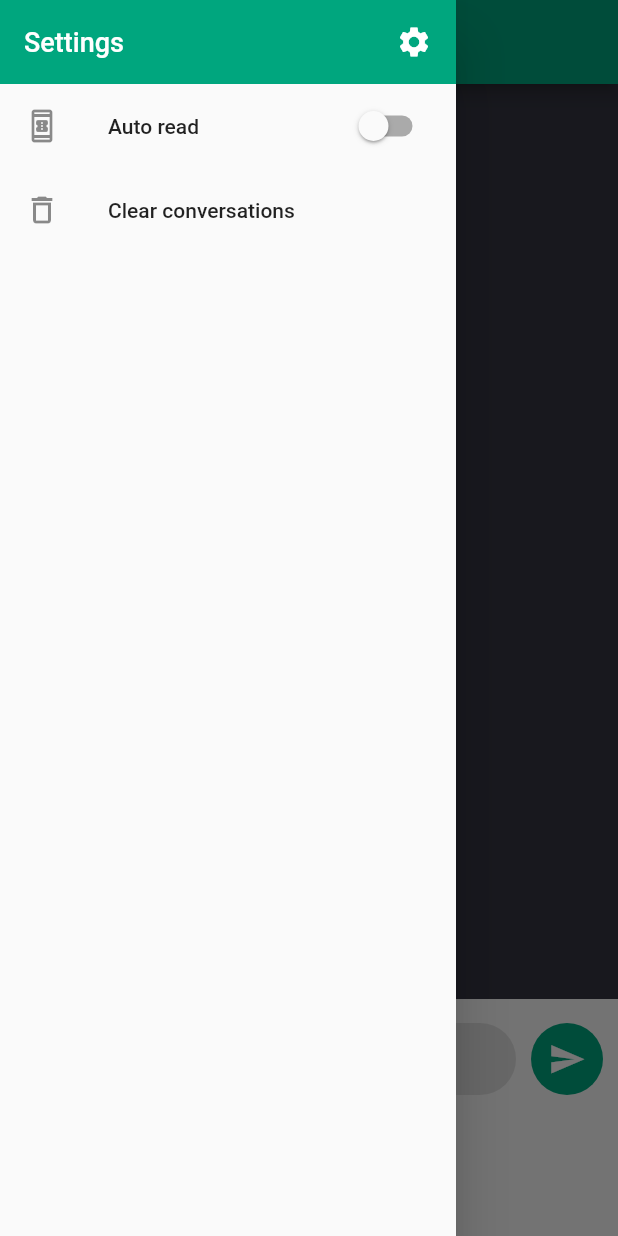
After one commit to leminhduc106/ChatGPT_App---HCMUS, a Flutter app: the screen it shows after launch, with the side drawer open, on a phone screen of 412 x 824 dp. The commit adds this screen. Run offline on Flutter 3.47's test engine with Material 2 defaults, Android fonts, the phone set to English and light mode, and no system bars; drawn by our look-alikes of avatar_glow; our stand-ins replace bloc, equatable, flutter_bloc, flutter_tts, speech_to_text.

Commit message:
Feat: add auto read setting function

```diff
--- /dev/null
+++ b/chatgpt_app/lib/cubit/setting/setting_cubit.dart
@@ -0,0 +1,11 @@
+import 'package:bloc/bloc.dart';
+
+part 'setting_state.dart';
+
+class SettingCubit extends Cubit<SettingState> {
+  SettingCubit() : super(SettingState(isAutoRead: false));
+
+  void toggleAutoRead() {
+    emit(SettingState(isAutoRead: !state.isAutoRead));
+  }
+}
--- /dev/null
+++ b/chatgpt_app/lib/cubit/setting/setting_state.dart
@@ -0,0 +1,9 @@
+part of 'setting_cubit.dart';
+
+class SettingState {
+  bool isAutoRead;
+
+  SettingState({
+    required this.isAutoRead,
+  });
+}
--- a/chatgpt_app/lib/main.dart
+++ b/chatgpt_app/lib/main.dart
@@ -1,6 +1,9 @@
+import 'package:chatgpt_app/cubit/chat/chat_cubit.dart';
+import 'package:chatgpt_app/cubit/setting/setting_cubit.dart';
 import 'package:chatgpt_app/screens/speech_screen.dart';
 import 'package:chatgpt_app/service/tts.dart';
 import 'package:flutter/material.dart';
+import 'package:flutter_bloc/flutter_bloc.dart';
 
 void main() {
   WidgetsFlutterBinding.ensureInitialized();
@@ -13,10 +16,20 @@ class MyApp extends StatelessWidget {
 
   @override
   Widget build(BuildContext context) {
-    return const MaterialApp(
+    return MaterialApp(
       title: 'Flutter Demo',
       debugShowCheckedModeBanner: false,
-      home: SpeechScreen(),
+      home: MultiBlocProvider(
+        providers: [
+          BlocProvider(
+            create: (context) => ChatCubit(),
+          ),
+          BlocProvider(
+            create: (context) => SettingCubit(),
+          ),
+        ],
+        child: const SpeechScreen(),
+      ),
     );
   }
 }
--- a/chatgpt_app/lib/screens/speech_screen.dart
+++ b/chatgpt_app/lib/screens/speech_screen.dart
@@ -1,7 +1,10 @@
 import 'package:avatar_glow/avatar_glow.dart';
 import 'package:chatgpt_app/cubit/chat/chat_cubit.dart';
+import 'package:chatgpt_app/cubit/setting/setting_cubit.dart';
 import 'package:chatgpt_app/service/api_service.dart';
 import 'package:chatgpt_app/service/constant.dart';
+import 'package:chatgpt_app/service/tts.dart';
+import 'package:chatgpt_app/widgets/custom_drawer.dart';
 import 'package:flutter/material.dart';
 import 'package:flutter_bloc/flutter_bloc.dart';
 import 'package:speech_to_text/speech_to_text.dart';
@@ -42,51 +45,8 @@ class _SpeechScreenState extends State<SpeechScreen> {
   @override
   Widget build(BuildContext context) {
     return SafeArea(
-      child: BlocProvider(
-        create: (context) => ChatCubit(),
       child: Scaffold(
-          drawer: Drawer(
-            child: ListView(
-              children: [
-                Container(
-                  padding: const EdgeInsets.all(16),
-                  decoration: const BoxDecoration(
-                    color: bgColor,
-                  ),
-                  child: Row(
-                    mainAxisAlignment: MainAxisAlignment.spaceBetween,
-                    children: const [
-                      Text(
-                        'Settings',
-                        style: TextStyle(
-                          fontSize: 18,
-                          color: Colors.white,
-                          fontWeight: FontWeight.w500,
-                        ),
-                      ),
-                      Icon(
-                        Icons.settings,
-                        color: Colors.white,
-                      ),
-                    ],
-                  ),
-                ),
-                ListTile(
-                  leading: const Icon(Icons.book_online_outlined),
-                  title: const Text('Auto read'),
-                  trailing: Switch(
-                    value: false,
-                    onChanged: (value) {},
-                  ),
-                ),
-                ListTile(
-                  leading: const Icon(Icons.delete_outline),
-                  title: const Text('Clear conversations'),
-                  onTap: () {},
-                ),
-              ],
-            ),
-          ),
+        drawer: const CustomDrawer(),
         appBar: AppBar(
           title: const Text('Speech Screen'),
           backgroundColor: bgColor,
@@ -105,8 +65,8 @@ class _SpeechScreenState extends State<SpeechScreen> {
                 visible: isLoading,
                 child: Container(
                   width: double.infinity,
-                    padding: const EdgeInsets.symmetric(
-                        horizontal: 190, vertical: 16),
+                  padding:
+                      const EdgeInsets.symmetric(horizontal: 190, vertical: 16),
                   color: chatBgColor,
                   child: const CircularProgressIndicator(
                     color: Colors.white,
@@ -182,7 +142,6 @@ class _SpeechScreenState extends State<SpeechScreen> {
           ),
         ),
       ),
-      ),
     );
   }
 
@@ -213,6 +172,8 @@ class _SpeechScreenState extends State<SpeechScreen> {
   Widget _buildSendButton() {
     return BlocBuilder<ChatCubit, ChatState>(
       builder: (context, state) {
+        return BlocBuilder<SettingCubit, SettingState>(
+          builder: (context, settingState) {
             return Visibility(
               visible: !isLoading,
               child: Container(
@@ -257,10 +218,15 @@ class _SpeechScreenState extends State<SpeechScreen> {
                       _textController.clear();
                       Future.delayed(const Duration(milliseconds: 50))
                           .then((value) => _scrollDown());
+                      settingState.isAutoRead
+                          ? TextToSpeech.speak(value)
+                          : null;
                     });
                   },
                 ),
               ),
+            );
+          },
         );
       },
     );
--- /dev/null
+++ b/chatgpt_app/lib/widgets/custom_drawer.dart
@@ -0,0 +1,61 @@
+import 'package:chatgpt_app/cubit/setting/setting_cubit.dart';
+import 'package:chatgpt_app/service/constant.dart';
+import 'package:flutter/material.dart';
+import 'package:flutter_bloc/flutter_bloc.dart';
+
+class CustomDrawer extends StatelessWidget {
+  const CustomDrawer({super.key});
+
+  @override
+  Widget build(BuildContext context) {
+    return BlocBuilder<SettingCubit, SettingState>(
+      builder: (context, state) {
+        return Drawer(
+          child: ListView(
+            children: [
+              Container(
+                padding: const EdgeInsets.all(16),
+                decoration: const BoxDecoration(
+                  color: bgColor,
+                ),
+                child: Row(
+                  mainAxisAlignment: MainAxisAlignment.spaceBetween,
+                  children: const [
+                    Text(
+                      'Settings',
+                      style: TextStyle(
+                        fontSize: 18,
+                        color: Colors.white,
+                        fontWeight: FontWeight.w500,
+                      ),
+                    ),
+                    Icon(
+                      Icons.settings,
+                      color: Colors.white,
+                    ),
+                  ],
+                ),
+              ),
+              ListTile(
+                leading: const Icon(Icons.book_online_outlined),
+                title: const Text('Auto read'),
+                trailing: Switch(
+                  value: state.isAutoRead,
+                  onChanged: (value) {
+                    context.read<SettingCubit>().toggleAutoRead();
+                    print(state.isAutoRead);
+                  },
+                ),
+              ),
+              ListTile(
+                leading: const Icon(Icons.delete_outline),
+                title: const Text('Clear conversations'),
+                onTap: () {},
+              ),
+            ],
+          ),
+        );
+      },
+    );
+  }
+}
```
Also changed, not shown: chatgpt_app/lib/widgets/chat_message.dart (+12 -3 lines). Lines whose indentation alone changed are shown as unchanged.
